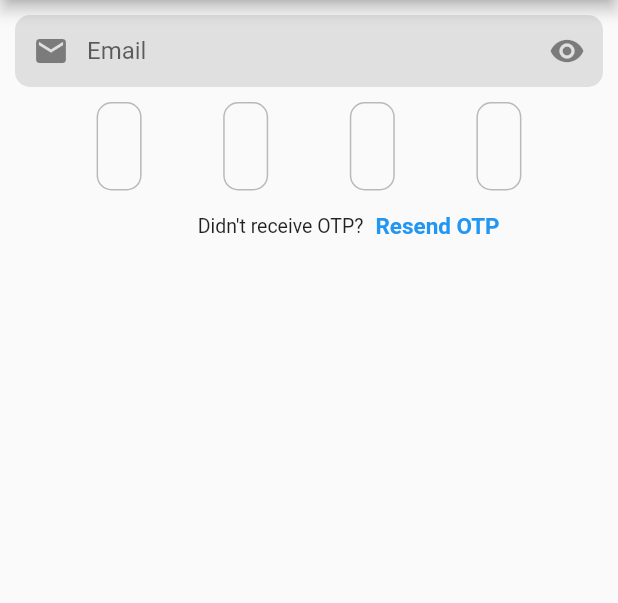
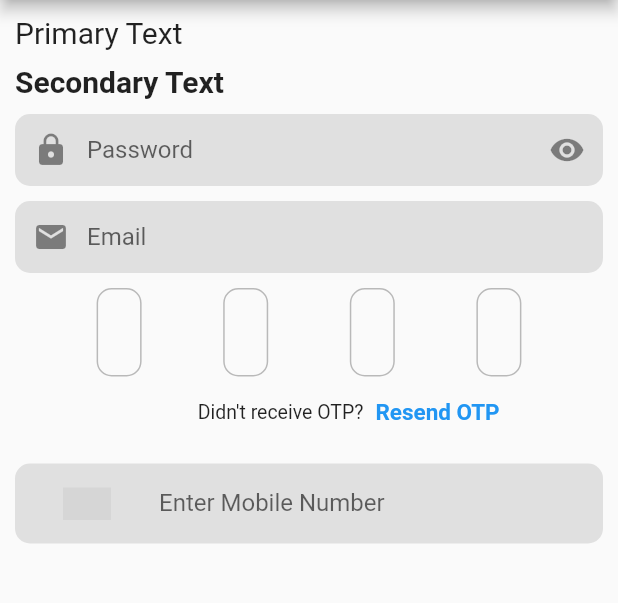
Before and after one commit to Justbuy8/JustBuy8-Mobile-App, a Flutter app: the screen it shows after launch, on a phone screen of 412 x 824 dp, the part 84-687 px from its top. Run offline on Flutter 3.47's test engine with Material 2 defaults, Android fonts, the phone set to English and light mode, and no system bars; drawn by our look-alikes of country_code_picker, otp_text_field; Roboto replaces fonts that are missing (OpenSans-Light); grey boxes are pictures that could not be loaded.

Commit message:
mobile number text field widget also created

```diff
--- a/lib/screens/home.dart
+++ b/lib/screens/home.dart
@@ -1,5 +1,8 @@
 import 'package:flutter/material.dart';
 import 'package:justbuyeight/widgets/components/otp/otp_widget.dart';
+import 'package:justbuyeight/widgets/components/text/primary_text.dart';
+import 'package:justbuyeight/widgets/components/text/secondary_text.dart';
+import 'package:justbuyeight/widgets/components/text_fields/mobile_number_text_field.dart';
 import 'package:justbuyeight/widgets/components/text_fields/text_field_widget.dart';
 import 'package:otp_text_field/otp_text_field.dart';
 
@@ -21,22 +24,34 @@ class _HomeState extends State<Home> {
       ),
       body: Padding(
         padding: const EdgeInsets.all(10.0),
-        child: Column(
-          crossAxisAlignment: CrossAxisAlignment.start,
-          children: [
+        child: SingleChildScrollView(
+          child:
+              Column(crossAxisAlignment: CrossAxisAlignment.start, children: [
+            const PrimaryText(text: "Primary Text"),
+            const SizedBox(height: 10),
+            const SecondaryText(text: 'Secondary Text'),
+            const SizedBox(height: 10),
+            TextFieldWidget(
+              controller: controller,
+              obscureText: true,
+              label: "Password",
+              prefixIcon: Icons.lock,
+              suffixIcon: Icons.visibility,
+            ),
+            const SizedBox(height: 10),
             TextFieldWidget(
               controller: controller,
               label: "Email",
               prefixIcon: Icons.email,
-              suffixIcon: Icons.visibility,
-              obscureText: true,
             ),
             const SizedBox(height: 10),
             OtpWidget(
               controller: otpController,
               length: 4,
             ),
-          ],
+            const SizedBox(height: 10),
+            MobileNumberTextField(controller: controller),
+          ]),
         ),
       ),
     );
--- /dev/null
+++ b/lib/widgets/components/text_fields/mobile_number_text_field.dart
@@ -0,0 +1,51 @@
+import 'package:country_code_picker/country_code_picker.dart';
+import 'package:flutter/material.dart';
+import 'package:justbuyeight/constants/app_colors.dart';
+
+class MobileNumberTextField extends StatefulWidget {
+  const MobileNumberTextField({Key? key, required this.controller})
+      : super(key: key);
+  final TextEditingController controller;
+
+  @override
+  State<MobileNumberTextField> createState() => _MobileNumberTextFieldState();
+}
+
+class _MobileNumberTextFieldState extends State<MobileNumberTextField> {
+  @override
+  void dispose() {
+    super.dispose();
+    widget.controller.dispose();
+  }
+
+  @override
+  Widget build(BuildContext context) {
+    return Container(
+      decoration: BoxDecoration(
+        color: AppColors.appGreyColor,
+        borderRadius: BorderRadius.circular(10),
+      ),
+      child: TextFormField(
+        decoration: InputDecoration(
+          labelText: "Enter Mobile Number",
+          border: InputBorder.none,
+          contentPadding: const EdgeInsetsDirectional.only(start: 20, end: 20),
+          prefixIcon: CountryCodePicker(
+            onChanged: (countryCode) {
+              widget.controller.text = countryCode.dialCode.toString();
+            },
+            // Initial selection and favorite can be one of code ('IT') OR dial_code('+39')
+            initialSelection: 'HK',
+            // optional. Shows only country name and flag
+            showCountryOnly: true,
+            // optional. Shows only country name and flag when popup is closed.
+            showOnlyCountryWhenClosed: true,
+            // optional. aligns the flag and the Text left
+            alignLeft: false,
+            hideMainText: true,
+          ),
+        ),
+      ),
+    );
+  }
+}
--- a/lib/widgets/components/text_fields/text_field_widget.dart
+++ b/lib/widgets/components/text_fields/text_field_widget.dart
@@ -32,7 +32,7 @@ class _TextFieldWidgetState extends State<TextFieldWidget> {
   bool? isObscure;
   @override
   void initState() {
-    isObscure = widget.obscureText ?? false;
+    isObscure = widget.obscureText;
     super.initState();
   }
 
--- a/pubspec.yaml
+++ b/pubspec.yaml
@@ -38,6 +38,7 @@ dependencies:
   cupertino_icons: ^1.0.2
   http: ^0.13.5
   otp_text_field: ^1.1.3
+  country_code_picker: ^3.0.0
 
 
 dev_dependencies:
```
Also changed, not shown: pubspec.lock.
